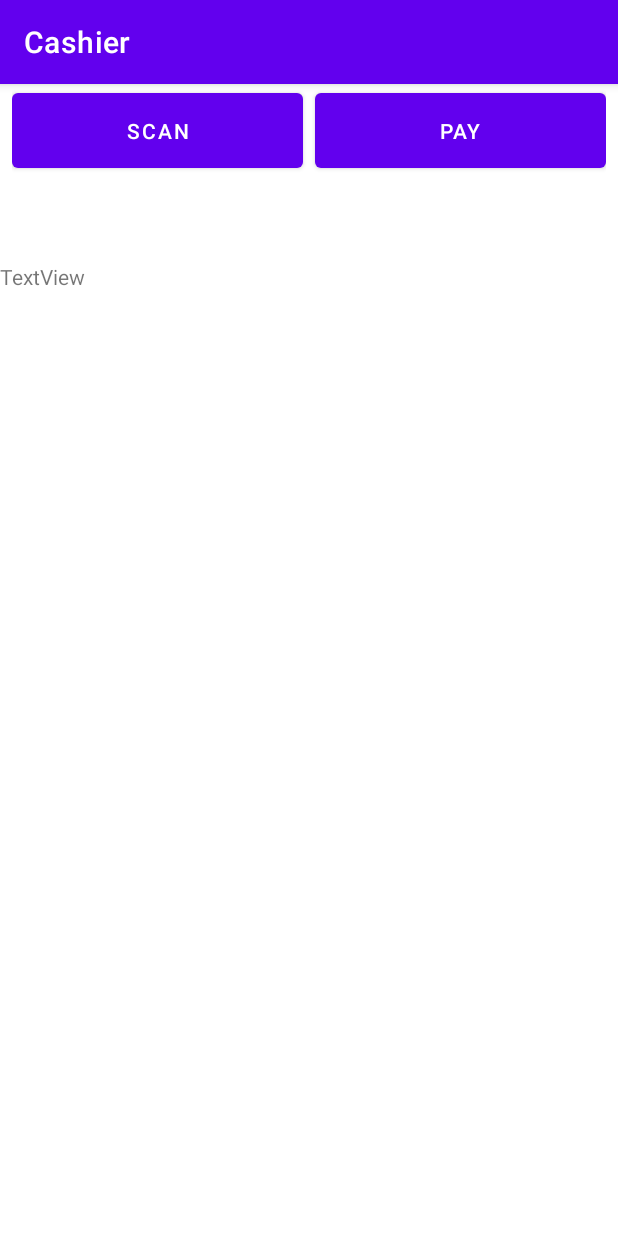
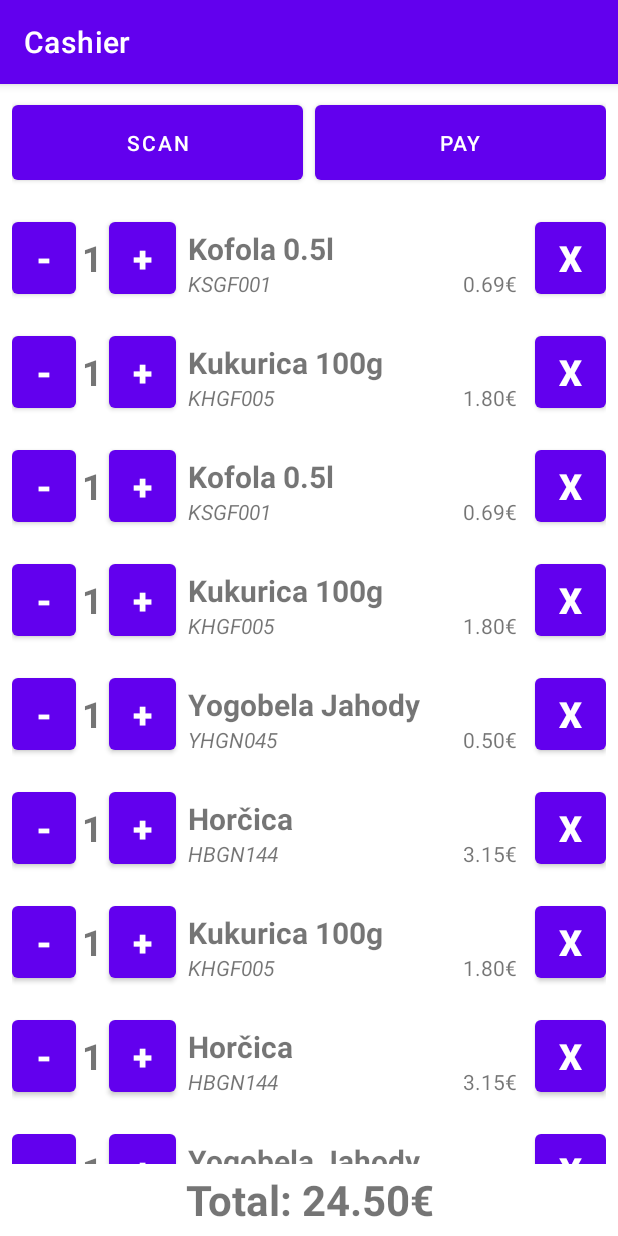
Before and after one commit to slovakiaman/Cashier, an Android app: the screen it shows after launch (MainActivity), on a phone screen of 412 x 824 dp. Run offline under Robolectric (Android 15) with nearby library versions, the phone set to English and light mode, and no system bars; libraries missing offline, so code that uses them is left out: com.google.zxing.integration.

Commit message:
Added recyclerView to main activity Added fakeDb and Item classes to simulate adding products Added new layout for recyclerView items Added recyclerView related classes

```diff
--- a/app/src/main/java/com/example/cashier/MainActivity.java
+++ b/app/src/main/java/com/example/cashier/MainActivity.java
@@ -1,8 +1,4 @@
 package com.example.cashier;
-
-import androidx.appcompat.app.AlertDialog;
-import androidx.appcompat.app.AppCompatActivity;
-import androidx.recyclerview.widget.RecyclerView;
 
 import android.content.DialogInterface;
 import android.content.Intent;
@@ -13,10 +9,21 @@ import android.widget.LinearLayout;
 import android.widget.TextView;
 import android.widget.Toast;
 
+import androidx.appcompat.app.AlertDialog;
+import androidx.appcompat.app.AppCompatActivity;
+import androidx.recyclerview.widget.LinearLayoutManager;
+import androidx.recyclerview.widget.RecyclerView;
+
+import com.example.cashier.recyclerView.FakeDb;
+import com.example.cashier.recyclerView.RViewAdapter;
 import com.google.zxing.integration.android.IntentIntegrator;
 import com.google.zxing.integration.android.IntentResult;
 
 public class MainActivity extends AppCompatActivity {
+
+    private RecyclerView recyclerView;
+    private RecyclerView.Adapter rvAdapter;
+    private RecyclerView.LayoutManager rvManager;
 
     @Override
     protected void onCreate(Bundle savedInstanceState) {
@@ -47,6 +54,16 @@ public class MainActivity extends AppCompatActivity {
                 linearLayout.addView(textView);
             }
         });
+        FakeDb db = new FakeDb();
+
+        recyclerView = (RecyclerView)findViewById(R.id.RView);
+        recyclerView.setHasFixedSize(true);
+
+        rvManager = new LinearLayoutManager(this);
+        recyclerView.setLayoutManager(rvManager);
+
+        rvAdapter = new RViewAdapter(db.getItems());
+        recyclerView.setAdapter(rvAdapter);
     }
 
     private void scanCode(){
--- /dev/null
+++ b/app/src/main/java/com/example/cashier/recyclerView/FakeDb.java
@@ -0,0 +1,28 @@
+package com.example.cashier.recyclerView;
+
+import java.util.ArrayList;
+
+public class FakeDb {
+
+    private ArrayList<Item> items;
+
+    public FakeDb() {
+        items = new ArrayList<>();
+        items.add(new Item("Kofola 0.5l", "KSGF001", 1, 0.69f));
+        items.add(new Item("Kukurica 100g", "KHGF005", 1, 1.80f));
+        items.add(new Item("Kofola 0.5l", "KSGF001", 1, 0.69f));
+        items.add(new Item("Kukurica 100g", "KHGF005", 1, 1.80f));
+        items.add(new Item("Yogobela Jahody", "YHGN045", 1, 0.50f));
+        items.add(new Item("Horčica", "HBGN144", 1, 3.15f));
+        items.add(new Item("Kukurica 100g", "KHGF005", 1, 1.80f));
+        items.add(new Item("Horčica", "HBGN144", 1, 3.15f));
+        items.add(new Item("Yogobela Jahody", "YHGN045", 1, 0.50f));
+        items.add(new Item("Horčica", "HBGN144", 1, 3.15f));
+        items.add(new Item("Kukurica 100g", "KHGF005", 1, 1.80f));
+        items.add(new Item("Horčica", "HBGN144", 1, 3.15f));
+    }
+
+    public ArrayList<Item> getItems() {
+        return items;
+    }
+}
--- /dev/null
+++ b/app/src/main/java/com/example/cashier/recyclerView/Item.java
@@ -0,0 +1,48 @@
+package com.example.cashier.recyclerView;
+
+public class Item {
+
+    private String productName;
+    private String productCode;
+    private int codeType;
+    private float unitPrice;
+
+    public Item(String productName, String productCode, int codeType, float unitPrice) {
+        this.productName = productName;
+        this.productCode = productCode;
+        this.codeType = codeType;
+        this.unitPrice = unitPrice;
+    }
+
+    public String getProductName() {
+        return productName;
+    }
+
+    public void setProductName(String productName) {
+        this.productName = productName;
+    }
+
+    public String getProductCode() {
+        return productCode;
+    }
+
+    public void setProductCode(String productCode) {
+        this.productCode = productCode;
+    }
+
+    public int getCodeType() {
+        return codeType;
+    }
+
+    public void setCodeType(int codeType) {
+        this.codeType = codeType;
+    }
+
+    public float getUnitPrice() {
+        return unitPrice;
+    }
+
+    public void setUnitPrice(float unitPrice) {
+        this.unitPrice = unitPrice;
+    }
+}
--- /dev/null
+++ b/app/src/main/java/com/example/cashier/recyclerView/RViewAdapter.java
@@ -0,0 +1,100 @@
+package com.example.cashier.recyclerView;
+
+import android.view.LayoutInflater;
+import android.view.View;
+import android.view.ViewGroup;
+import android.widget.Button;
+import android.widget.TextView;
+
+import androidx.annotation.NonNull;
+import androidx.recyclerview.widget.RecyclerView;
+
+import com.example.cashier.R;
+
+import java.util.ArrayList;
+
+public class RViewAdapter extends RecyclerView.Adapter<RViewAdapter.RViewHolder> {
+
+    private ArrayList<Item> dataset;
+
+    public RViewAdapter(ArrayList<Item> nDataset) {
+        dataset = nDataset;
+    }
+
+    @Override
+    public int getItemCount() {
+        return dataset.size();
+    }
+
+    public void removeItemAt(int position) {
+        dataset.remove(position);
+        notifyItemRemoved(position);
+        notifyItemRangeChanged(position, dataset.size());
+    }
+
+    //---------------------------------------------------------------
+
+    public static class RViewHolder extends RecyclerView.ViewHolder {
+        public TextView textProductName;
+        public TextView textProductCode;
+        public TextView textProductPrice;
+        public TextView textQuantity;
+
+        public Button btnPlus;
+        public Button btnMinus;
+        public Button btnRemove;
+
+        public RViewHolder(View view) {
+            super(view);
+            this.textProductName = (TextView)view.findViewById(R.id.rvProductName);
+            this.textProductCode = (TextView)view.findViewById(R.id.rvProductCode);
+            this.textProductPrice = (TextView)view.findViewById(R.id.rvProductPrice);
+            this.textQuantity = (TextView)view.findViewById(R.id.rvQuantity);
+
+            this.btnPlus = (Button)view.findViewById(R.id.btnRvPlus);
+            this.btnMinus = (Button)view.findViewById(R.id.btnRvMinus);
+            this.btnRemove = (Button)view.findViewById(R.id.btnRvRemove);
+        }
+
+    }
+
+    @Override
+    public void onBindViewHolder(@NonNull RViewAdapter.RViewHolder holder, int position) {
+        Item item = dataset.get(position);
+        holder.textProductName.setText(item.getProductName());
+        holder.textProductCode.setText(item.getProductCode());
+        holder.textProductPrice.setText(String.format("%.2f€", item.getUnitPrice()));
+
+        holder.btnPlus.setOnClickListener(new View.OnClickListener() {
+            @Override
+            public void onClick(View v) {
+                int quantity =  Integer.parseInt(holder.textQuantity.getText().toString());
+                holder.textQuantity.setText(Integer.toString(quantity + 1));
+            }
+        });
+
+        holder.btnMinus.setOnClickListener(new View.OnClickListener() {
+            @Override
+            public void onClick(View v) {
+                int quantity =  Integer.parseInt(holder.textQuantity.getText().toString());
+                if (quantity > 0)
+                    holder.textQuantity.setText(Integer.toString(quantity - 1));
+            }
+        });
+
+        holder.btnRemove.setOnClickListener(new View.OnClickListener() {
+            @Override
+            public void onClick(View v) {
+                removeItemAt(holder.getAdapterPosition());
+            }
+        });
+    }
+
+    @NonNull
+    @Override
+    public RViewHolder onCreateViewHolder(@NonNull ViewGroup parent, int viewType) {
+        View view = LayoutInflater.from(parent.getContext()).inflate(R.layout.recycler_view_item_layout, parent, false);
+        RViewHolder holder = new RViewHolder(view);
+        return holder;
+    }
+}
--- a/app/src/main/res/layout/activity_main.xml
+++ b/app/src/main/res/layout/activity_main.xml
@@ -1,6 +1,5 @@
 <?xml version="1.0" encoding="utf-8"?>
-<androidx.constraintlayout.widget.ConstraintLayout xmlns:android="http://schemas.android.com/apk/res/android"
-    xmlns:app="http://schemas.android.com/apk/res-auto"
+<LinearLayout xmlns:android="http://schemas.android.com/apk/res/android"
     xmlns:tools="http://schemas.android.com/tools"
     android:layout_width="match_parent"
     android:layout_height="match_parent"
@@ -29,23 +28,28 @@
             android:layout_marginStart="4dp"
             android:text="@string/btn_pay" />
     </LinearLayout>
-
     <LinearLayout
         android:id="@+id/linearLayout"
-        android:layout_width="413dp"
-        android:layout_height="649dp"
-        android:orientation="vertical"
-        app:layout_constraintBottom_toBottomOf="parent"
-        app:layout_constraintEnd_toEndOf="parent"
-        app:layout_constraintStart_toStartOf="parent"
-        app:layout_constraintTop_toBottomOf="@+id/linearLayout2">
+        android:layout_width="match_parent"
+        android:layout_height="match_parent"
+        android:orientation="vertical">
+
+        <androidx.recyclerview.widget.RecyclerView
+            android:id="@+id/RView"
+            android:layout_width="match_parent"
+            android:layout_height="642dp" >
+
+        </androidx.recyclerview.widget.RecyclerView>
 
         <TextView
-            android:id="@+id/textView2"
+            android:id="@+id/textTotal"
             android:layout_width="match_parent"
-            android:layout_height="wrap_content"
-            android:text="TextView" />
+            android:layout_height="match_parent"
+            android:gravity="center"
+            android:textSize="28dp"
+            android:textStyle="bold"
+            android:text="Total: 24.50€" />
 
     </LinearLayout>
 
-</androidx.constraintlayout.widget.ConstraintLayout>
+</LinearLayout>
--- /dev/null
+++ b/app/src/main/res/layout/recycler_view_item_layout.xml
@@ -0,0 +1,99 @@
+<?xml version="1.0" encoding="utf-8"?>
+<LinearLayout xmlns:android="http://schemas.android.com/apk/res/android"
+    android:id="@+id/horizontalLayout"
+    android:layout_width="match_parent"
+    android:layout_height="60dp"
+    android:layout_margin="8dp"
+    android:orientation="horizontal">
+
+    <Button
+        android:id="@+id/btnRvMinus"
+        android:layout_width="wrap_content"
+        android:layout_height="match_parent"
+        android:minWidth="0dp"
+        android:minHeight="0dp"
+        android:textSize="24sp"
+        android:textStyle="bold"
+        android:text="-"
+        />
+
+    <TextView
+        android:id="@+id/rvQuantity"
+        android:layout_width="wrap_content"
+        android:layout_height="match_parent"
+        android:layout_marginStart="4dp"
+        android:layout_marginEnd="4dp"
+        android:gravity="center"
+        android:text="1"
+        android:textAlignment="center"
+        android:textSize="24sp"
+        android:textStyle="bold" />
+
+    <Button
+        android:id="@+id/btnRvPlus"
+        android:layout_width="wrap_content"
+        android:layout_height="match_parent"
+        android:minWidth="0dp"
+        android:minHeight="0dp"
+        android:text="+"
+        android:textSize="24sp"
+        android:textStyle="bold" />
+
+    <TableLayout
+        android:layout_width="wrap_content"
+        android:layout_height="wrap_content"
+        android:layout_marginStart="8dp"
+        android:layout_marginEnd="12dp"
+        android:layout_weight="1"
+        >
+
+        <TableRow
+            android:layout_width="wrap_content"
+            android:layout_height="wrap_content"
+            android:layout_marginTop="10dp">
+
+            <TextView
+                android:id="@+id/rvProductName"
+                android:layout_width="wrap_content"
+                android:layout_height="wrap_content"
+                android:layout_weight="1"
+                android:textStyle="bold"
+                android:textSize="20sp"
+                android:text="Kofola 0.5l" />
+
+        </TableRow>
+
+        <TableRow
+            android:layout_width="wrap_content"
+            android:layout_height="wrap_content">
+
+            <TextView
+                android:id="@+id/rvProductCode"
+                android:layout_width="wrap_content"
+                android:layout_height="wrap_content"
+                android:layout_weight="1"
+                android:textStyle="italic"
+                android:text="HSGF001" />
+
+            <TextView
+                android:id="@+id/rvProductPrice"
+                android:layout_width="wrap_content"
+                android:layout_height="wrap_content"
+                android:layout_weight="1"
+                android:textAlignment="textEnd"
+                android:text="0.79€" />
+
+        </TableRow>
+
+    </TableLayout>
+
+    <Button
+        android:id="@+id/btnRvRemove"
+        android:layout_width="wrap_content"
+        android:layout_height="match_parent"
+        android:minWidth="0dp"
+        android:minHeight="0dp"
+        android:text="X"
+        android:textSize="24sp"
+        android:textStyle="bold" />
+</LinearLayout>
```
